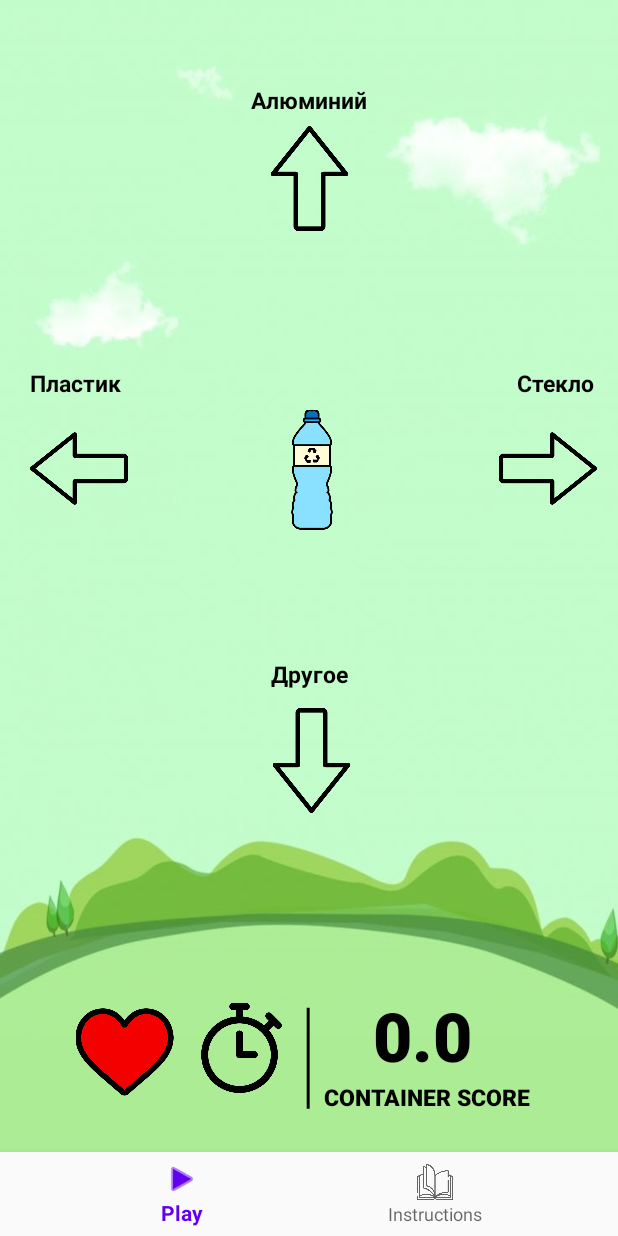
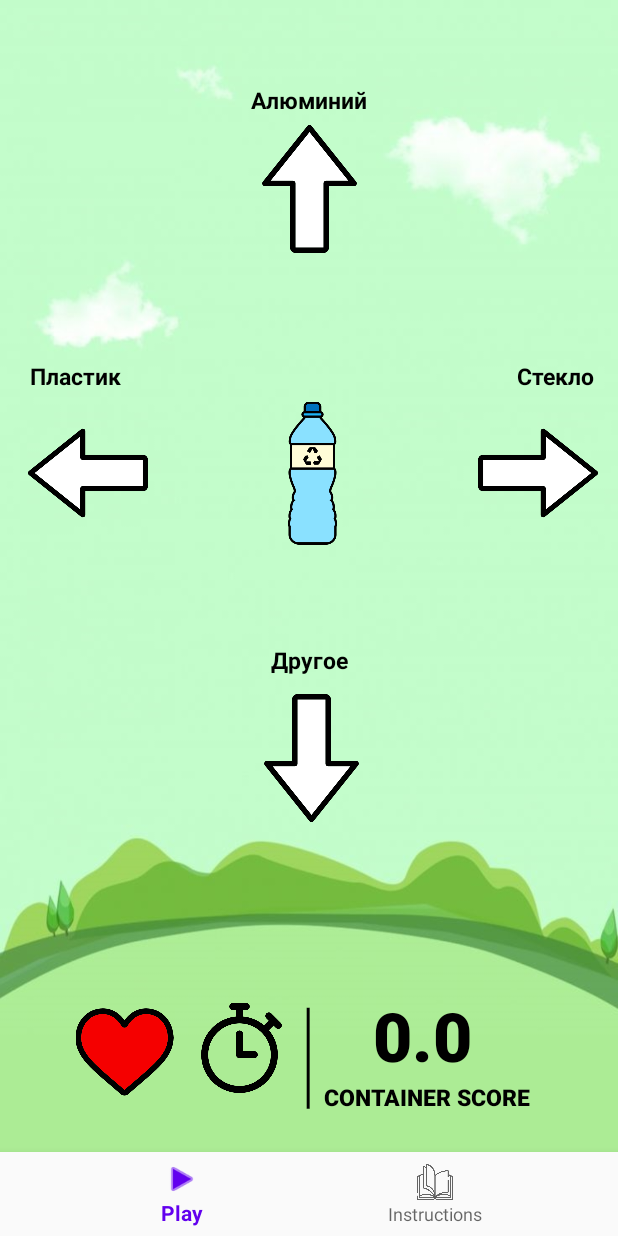
Before and after one commit to DivisionCom/recycling-application, an Android app: the HomeFragment screen opened directly, with no data from a screen before it, on a phone screen of 412 x 824 dp. Run offline under Robolectric (Android 15) with nearby library versions, the phone set to English and light mode, and no system bars; our stand-ins replace navigation-ui.

Commit message:
Update arrows's size & style

```diff
--- a/app/src/main/res/layout/fragment_home.xml
+++ b/app/src/main/res/layout/fragment_home.xml
@@ -26,7 +26,7 @@
         android:layout_width="wrap_content"
         android:layout_height="wrap_content"
         android:fontFamily="sans-serif-black"
-        android:text="CONTAINER SCORE"
+        android:text="@string/text_score"
         android:textAlignment="center"
         android:textSize="15sp"
         android:textColor="#000000"
@@ -43,7 +43,7 @@
         android:layout_width="wrap_content"
         android:layout_height="wrap_content"
         android:fontFamily="sans-serif-black"
-        android:text="0.0"
+        android:text="@string/default_score"
         android:textAlignment="center"
         android:textColor="#000000"
         android:textSize="45sp"
@@ -60,7 +60,7 @@
         android:layout_width="wrap_content"
         android:layout_height="wrap_content"
         android:fontFamily="sans-serif-thin"
-        android:text="|"
+        android:text="@string/divider"
         android:textAlignment="center"
         android:textColor="#000000"
         android:textSize="80sp"
@@ -97,10 +97,10 @@
 
     <ImageView
         android:id="@+id/image_right_arrow"
-        android:layout_width="65dp"
-        android:layout_height="90dp"
+        android:layout_width="80dp"
+        android:layout_height="105dp"
         android:onClick="rightArrowClick"
-        android:src="@drawable/right_arrow2"
+        android:src="@drawable/right_arrow"
         app:layout_constraintBottom_toBottomOf="parent"
         app:layout_constraintEnd_toEndOf="parent"
         app:layout_constraintHorizontal_bias="0.959"
@@ -110,8 +110,8 @@
 
     <ImageView
         android:id="@+id/image_object"
-        android:layout_width="80dp"
-        android:layout_height="91dp"
+        android:layout_width="95dp"
+        android:layout_height="105dp"
         android:src="@android:drawable/ic_media_play"
         app:layout_constraintBottom_toBottomOf="parent"
         app:layout_constraintEnd_toEndOf="parent"
@@ -122,8 +122,8 @@
 
     <ImageView
         android:id="@+id/image_up_arrow"
-        android:layout_width="75dp"
-        android:layout_height="70dp"
+        android:layout_width="90dp"
+        android:layout_height="85dp"
         android:onClick="upArrowClick"
         android:src="@drawable/up_arrow"
         app:layout_constraintBottom_toBottomOf="parent"
@@ -134,8 +134,8 @@
 
     <ImageView
         android:id="@+id/image_down_arrow"
-        android:layout_width="75dp"
-        android:layout_height="70dp"
+        android:layout_width="90dp"
+        android:layout_height="85dp"
         android:onClick="downArrowClick"
         android:src="@drawable/down_arrow"
         app:layout_constraintBottom_toBottomOf="parent"
@@ -147,10 +147,10 @@
 
     <ImageView
         android:id="@+id/image_left_arrow"
-        android:layout_width="65dp"
-        android:layout_height="90dp"
+        android:layout_width="80dp"
+        android:layout_height="105dp"
         android:onClick="leftArrowClick"
-        android:src="@drawable/left_arrow2"
+        android:src="@drawable/left_arrow"
         app:layout_constraintBottom_toBottomOf="parent"
         app:layout_constraintEnd_toEndOf="parent"
         app:layout_constraintHorizontal_bias="0.057"
@@ -159,7 +159,7 @@
         app:layout_constraintVertical_bias="0.312" />
 
     <TextView
-        android:id="@+id/textView3"
+        android:id="@+id/hint_plastic"
         android:layout_width="wrap_content"
         android:layout_height="wrap_content"
         android:text="Пластик"
@@ -172,7 +172,7 @@
         app:layout_constraintVertical_bias="0.994" />
 
     <TextView
-        android:id="@+id/textView2"
+        android:id="@+id/hint_aluminum"
         android:layout_width="wrap_content"
         android:layout_height="wrap_content"
         android:text="Алюминий"
@@ -184,7 +184,7 @@
         app:layout_constraintVertical_bias="0.0" />
 
     <TextView
-        android:id="@+id/textView4"
+        android:id="@+id/hint_glass"
         android:layout_width="wrap_content"
         android:layout_height="wrap_content"
         android:text="Стекло"
@@ -197,7 +197,7 @@
         app:layout_constraintVertical_bias="0.994" />
 
     <TextView
-        android:id="@+id/textView5"
+        android:id="@+id/hint_other"
         android:layout_width="wrap_content"
         android:layout_height="wrap_content"
         android:text="Другое"
--- a/app/src/main/res/values/strings.xml
+++ b/app/src/main/res/values/strings.xml
@@ -4,4 +4,7 @@
     <string name="title_home">Play</string>
     <string name="title_dashboard">Dashboard</string>
     <string name="title_notifications">Instructions</string>
+    <string name="divider">|</string>
+    <string name="default_score">0.0</string>
+    <string name="text_score">CONTAINER SCORE</string>
 </resources>
```
Also changed, not shown: app/src/main/res/drawable/down_arrow.png, app/src/main/res/drawable/initialimg2.jpg (deleted), app/src/main/res/drawable/left_arrow.png (added), app/src/main/res/drawable/left_arrow2.png (deleted), app/src/main/res/drawable/right_arrow.png (added), app/src/main/res/drawable/right_arrow2.png (deleted), app/src/main/res/drawable/up_arrow.png.
